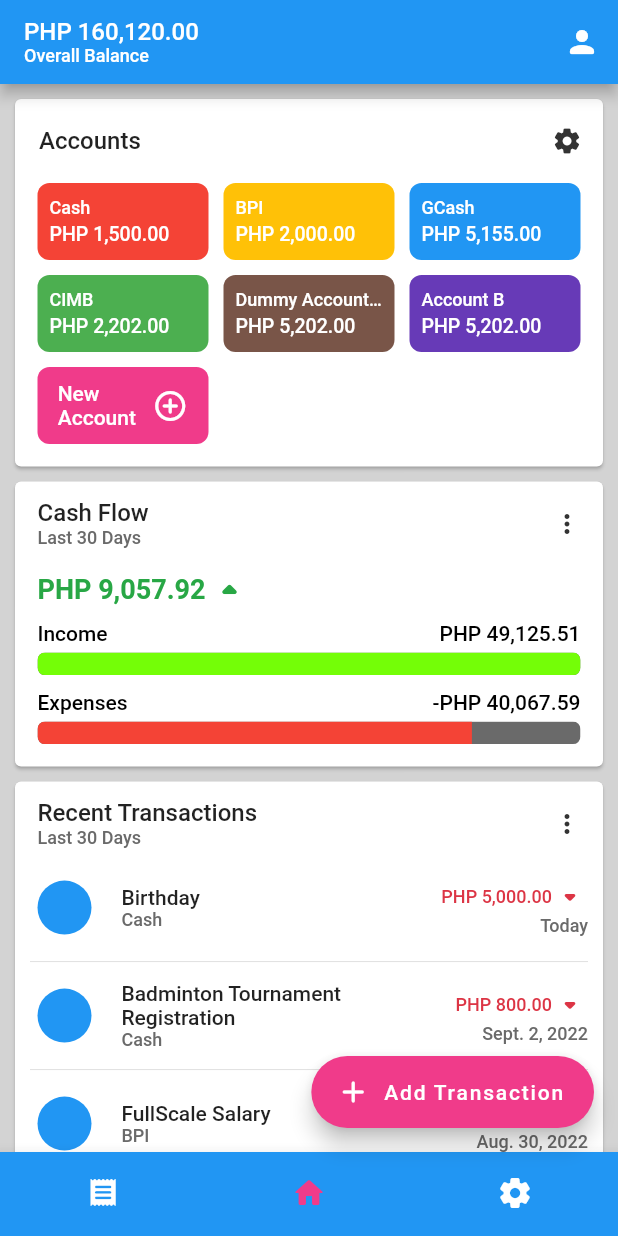
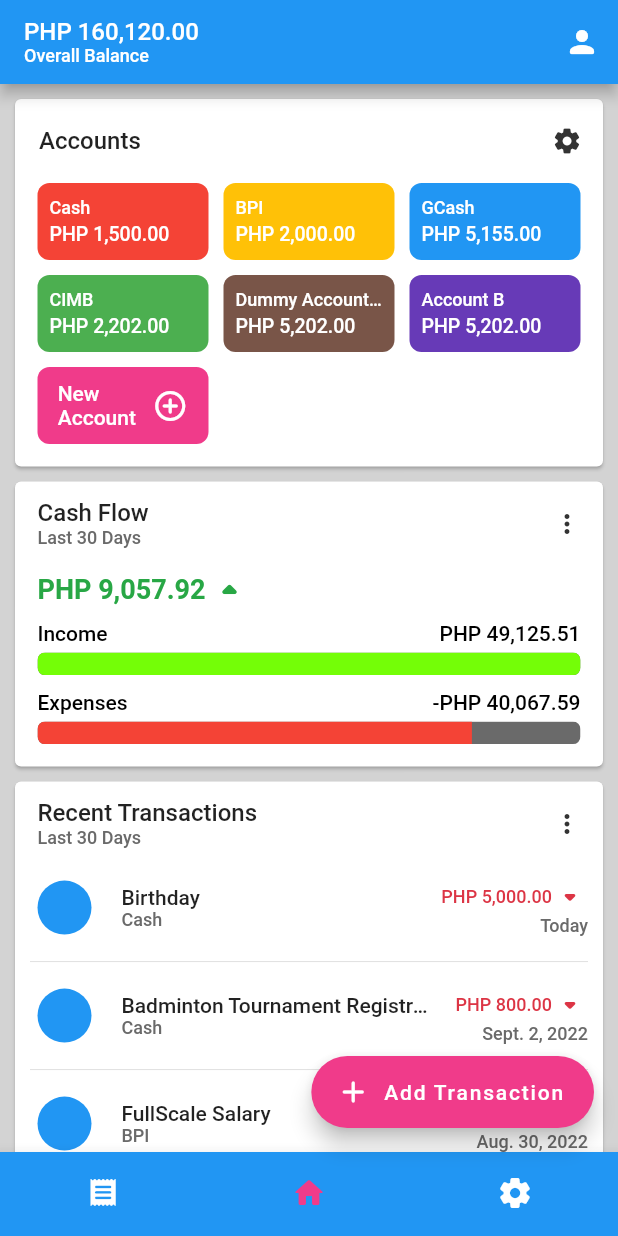
Before and after one commit to joneldominic/personal-finance-management-app, a Flutter app: the screen it shows after launch, on a phone screen of 412 x 824 dp. Run offline on Flutter 3.47's test engine with Material 2 defaults, Android fonts, the light colour scheme and no system bars; our stand-ins replace freezed_annotation, logger, stacked, stacked_core, stacked_services; missing offline and left inert: enum_to_string; generated files the repository leaves out were written again.

Commit message:
Improve Text Theming; Refactored Text Style Related Codes

```diff
--- a/lib/core/utils/text_style_helpers.dart
+++ b/lib/core/utils/text_style_helpers.dart
@@ -1,46 +1,49 @@
 import 'package:flutter/cupertino.dart';
 
-// TODO: Apply this styling on necessary TextStyles
-// Text Styles
-
-// To make it clear which weight we are using, we'll define the weight even for regular
-// fonts
-const TextStyle heading1Style = TextStyle(
-  fontSize: 34,
-  fontWeight: FontWeight.w400,
-);
-
-const TextStyle heading2Style = TextStyle(
-  fontSize: 28,
-  fontWeight: FontWeight.w600,
-);
-
-const TextStyle heading3Style = TextStyle(
-  fontSize: 24,
-  fontWeight: FontWeight.w600,
-);
-
+/// **************************************************************
+/// Theme Text Styles
+/// **************************************************************
 const TextStyle heading4Style = TextStyle(
   fontSize: 14,
   fontWeight: FontWeight.w600,
 );
 
-const TextStyle headlineStyle = TextStyle(
-  fontSize: 30,
-  fontWeight: FontWeight.w700,
+const TextStyle cardTitleStyle = TextStyle(
+  fontSize: 16,
+  fontWeight: FontWeight.w500,
 );
 
-const TextStyle bodyStyle = TextStyle(
-  fontSize: 16,
-  fontWeight: FontWeight.w400,
+const TextStyle cardSubTitleStyle = TextStyle(
+  fontSize: 12,
+  fontWeight: FontWeight.w500,
 );
 
-const TextStyle subheadingStyle = TextStyle(
-  fontSize: 20,
-  fontWeight: FontWeight.w400,
+const TextStyle listItemTitleStyle = TextStyle(
+  fontSize: 14,
+  fontWeight: FontWeight.w500,
 );
 
-const TextStyle captionStyle = TextStyle(
+const TextStyle listItemSubTitleStyle = TextStyle(
   fontSize: 12,
-  fontWeight: FontWeight.w400,
+  fontWeight: FontWeight.w500,
 );
+
+/// **************************************************************
+/// Other Text Styles
+/// **************************************************************
+
+const TextStyle fontSize18 = TextStyle(
+  fontSize: 18,
+);
+
+const TextStyle fontSize16 = TextStyle(
+  fontSize: 16,
+);
+
+const TextStyle fontSize14 = TextStyle(
+  fontSize: 14,
+);
+
+const TextStyle fontSize12 = TextStyle(
+  fontSize: 12,
+);
--- a/lib/ui/components/account_list_item.dart
+++ b/lib/ui/components/account_list_item.dart
@@ -1,5 +1,7 @@
 import 'package:flutter/material.dart';
+import 'package:personal_finance_management_app/core/utils/text_style_helpers.dart';
 import 'package:personal_finance_management_app/ui/themes/custom_theme.dart';
+import 'package:personal_finance_management_app/ui/themes/theme_text.dart';
 
 class AccountListItem extends StatelessWidget {
   const AccountListItem({
@@ -28,21 +30,8 @@ class AccountListItem extends StatelessWidget {
       title: Column(
         crossAxisAlignment: CrossAxisAlignment.start,
         children: [
-          Text(
-            accountName ?? '',
-            style: const TextStyle(
-              fontSize: 16,
-              fontWeight: FontWeight.w500,
-            ),
-          ),
-          Text(
-            amount ?? "",
-            style: TextStyle(
-              fontSize: 12,
-              color: customTheme.customLightGrey,
-              fontWeight: FontWeight.w500,
-            ),
-          ),
+          ThemeText.listItemTitle(accountName ?? ''),
+          ThemeText.listItemSubTitle(amount ?? ''),
         ],
       ),
       trailing: IconButton(
--- a/lib/ui/components/cash_flow_card.dart
+++ b/lib/ui/components/cash_flow_card.dart
@@ -2,6 +2,7 @@ import 'package:flutter/material.dart';
 import 'package:personal_finance_management_app/core/enums/transaction_type.dart';
 import 'package:personal_finance_management_app/core/utils/ui_helpers.dart';
 import 'package:personal_finance_management_app/ui/themes/custom_theme.dart';
+import 'package:personal_finance_management_app/ui/themes/theme_text.dart';
 
 class CashFlowCard extends StatelessWidget {
   const CashFlowCard({
@@ -23,22 +24,9 @@ class CashFlowCard extends StatelessWidget {
               contentPadding: const EdgeInsets.fromLTRB(15, 0, 0, 0),
               title: Column(
                 crossAxisAlignment: CrossAxisAlignment.start,
-                children: [
-                  const Text(
-                    'Cash Flow',
-                    style: TextStyle(
-                      fontSize: 16,
-                      fontWeight: FontWeight.w500,
-                    ),
-                  ),
-                  Text(
-                    'Last 30 Days',
-                    style: TextStyle(
-                      fontSize: 12,
-                      color: customTheme.customLightGrey,
-                      fontWeight: FontWeight.w500,
-                    ),
-                  )
+                children: const [
+                  ThemeText.cardTitle("Cash Flow"),
+                  ThemeText.cardSubTitle('Last 30 Days'),
                 ],
               ),
               trailing: IconButton(
@@ -112,21 +100,13 @@ class CashFlowCard extends StatelessWidget {
         Row(
           mainAxisAlignment: MainAxisAlignment.spaceBetween,
           children: [
-            Text(
+            ThemeText.listItemTitle(
               label,
-              style: TextStyle(
-                fontSize: 14,
-                color: customTheme.primaryTextColor,
-                fontWeight: FontWeight.w500,
-              ),
+              color: customTheme.primaryTextColor,
             ),
-            Text(
+            ThemeText.listItemTitle(
               amount,
-              style: TextStyle(
-                fontSize: 14,
-                color: customTheme.primaryTextColor,
-                fontWeight: FontWeight.w500,
-              ),
+              color: customTheme.primaryTextColor,
             ),
           ],
         ),
--- a/lib/ui/components/category_list_item.dart
+++ b/lib/ui/components/category_list_item.dart
@@ -3,6 +3,7 @@ import 'package:flutter/material.dart';
 import 'package:intl/intl.dart';
 import 'package:personal_finance_management_app/core/enums/category_nature.dart';
 import 'package:personal_finance_management_app/ui/themes/custom_theme.dart';
+import 'package:personal_finance_management_app/ui/themes/theme_text.dart';
 
 class CategoryListItem extends StatelessWidget {
   const CategoryListItem({
@@ -31,22 +32,11 @@ class CategoryListItem extends StatelessWidget {
       title: Column(
         crossAxisAlignment: CrossAxisAlignment.start,
         children: [
-          Text(
-            categoryName,
-            style: const TextStyle(
-              fontSize: 16,
-              fontWeight: FontWeight.w500,
-            ),
-          ),
-          Text(
+          ThemeText.listItemTitle(categoryName),
+          ThemeText.listItemSubTitle(
             toBeginningOfSentenceCase(
               EnumToString.convertToString(categoryNature),
             )!,
-            style: TextStyle(
-              fontSize: 12,
-              color: customTheme.customLightGrey,
-              fontWeight: FontWeight.w500,
-            ),
           ),
         ],
       ),
--- a/lib/ui/components/delete_button.dart
+++ b/lib/ui/components/delete_button.dart
@@ -1,4 +1,5 @@
 import 'package:flutter/material.dart';
+import 'package:personal_finance_management_app/core/utils/text_style_helpers.dart';
 import 'package:personal_finance_management_app/core/utils/ui_helpers.dart';
 
 class DeleteButton extends StatelessWidget {
@@ -17,9 +18,7 @@ class DeleteButton extends StatelessWidget {
       width: screenWidth(context) - 30,
       child: ElevatedButton(
         style: ButtonStyle(
-          textStyle: MaterialStateProperty.all(
-            const TextStyle(fontSize: 18),
-          ),
+          textStyle: MaterialStateProperty.all(fontSize18),
           backgroundColor: MaterialStateProperty.all(Colors.red),
         ),
         onPressed: onPressed,
--- a/lib/ui/components/recent_transactions_card.dart
+++ b/lib/ui/components/recent_transactions_card.dart
@@ -3,6 +3,7 @@ import 'package:personal_finance_management_app/core/enums/transaction_type.dart
 import 'package:personal_finance_management_app/core/utils/ui_helpers.dart';
 import 'package:personal_finance_management_app/ui/components/transaction_list_item.dart';
 import 'package:personal_finance_management_app/ui/themes/custom_theme.dart';
+import 'package:personal_finance_management_app/ui/themes/theme_text.dart';
 
 class RecentTransactionsCard extends StatelessWidget {
   const RecentTransactionsCard({
@@ -22,22 +23,9 @@ class RecentTransactionsCard extends StatelessWidget {
             contentPadding: const EdgeInsets.fromLTRB(15, 0, 0, 0),
             title: Column(
               crossAxisAlignment: CrossAxisAlignment.start,
-              children: [
-                const Text(
-                  'Recent Transactions',
-                  style: TextStyle(
-                    fontSize: 16,
-                    fontWeight: FontWeight.w500,
-                  ),
-                ),
-                Text(
-                  'Last 30 Days',
-                  style: TextStyle(
-                    fontSize: 12,
-                    color: customTheme.customLightGrey,
-                    fontWeight: FontWeight.w500,
-                  ),
-                )
+              children: const [
+                ThemeText.cardTitle("Recent Transactions"),
+                ThemeText.cardSubTitle('Last 30 Days'),
               ],
             ),
             trailing: IconButton(
@@ -90,13 +78,9 @@ class RecentTransactionsCard extends StatelessWidget {
                 Row(
                   mainAxisAlignment: MainAxisAlignment.end,
                   children: [
-                    Text(
+                    ThemeText.listItemSubTitle(
                       'SHOW MORE',
-                      style: TextStyle(
-                        fontSize: 12,
-                        color: customTheme.primaryAccent,
-                        fontWeight: FontWeight.w500,
-                      ),
+                      color: customTheme.primaryAccent,
                     ),
                   ],
                 )
--- a/lib/ui/components/transaction_list_item.dart
+++ b/lib/ui/components/transaction_list_item.dart
@@ -1,6 +1,7 @@
 import 'package:flutter/material.dart';
 import 'package:personal_finance_management_app/core/enums/transaction_type.dart';
 import 'package:personal_finance_management_app/ui/themes/custom_theme.dart';
+import 'package:personal_finance_management_app/ui/themes/theme_text.dart';
 
 class TransactionListItem extends StatelessWidget {
   const TransactionListItem({
@@ -34,21 +35,8 @@ class TransactionListItem extends StatelessWidget {
       title: Column(
         crossAxisAlignment: CrossAxisAlignment.start,
         children: [
-          Text(
-            description ?? "",
-            style: const TextStyle(
-              fontSize: 14,
-              fontWeight: FontWeight.w500,
-            ),
-          ),
-          Text(
-            accountName ?? "",
-            style: TextStyle(
-              fontSize: 12,
-              color: customTheme.customLightGrey,
-              fontWeight: FontWeight.w500,
-            ),
-          ),
+          ThemeText.listItemTitle(description ?? ''),
+          ThemeText.listItemSubTitle(accountName ?? ''),
         ],
       ),
       trailing: FittedBox(
@@ -57,15 +45,11 @@ class TransactionListItem extends StatelessWidget {
           children: [
             Row(
               children: [
-                Text(
-                  amount ?? "",
-                  style: TextStyle(
-                    fontSize: 12,
-                    color: transactionType == TransactionType.expense
-                        ? customTheme.danger
-                        : customTheme.success,
-                    fontWeight: FontWeight.w500,
-                  ),
+                ThemeText.listItemSubTitle(
+                  amount ?? '',
+                  color: transactionType == TransactionType.expense
+                      ? customTheme.danger
+                      : customTheme.success,
                 ),
                 Icon(
                   transactionType == TransactionType.expense
@@ -77,14 +61,7 @@ class TransactionListItem extends StatelessWidget {
                 ),
               ],
             ),
-            Text(
-              timeStamp ?? "",
-              style: TextStyle(
-                fontSize: 12,
-                color: customTheme.customLightGrey,
-                fontWeight: FontWeight.w500,
-              ),
-            ),
+            ThemeText.listItemSubTitle(timeStamp ?? ''),
           ],
         ),
       ),
--- a/lib/ui/themes/custom_theme.dart
+++ b/lib/ui/themes/custom_theme.dart
@@ -20,6 +20,7 @@ class CustomTheme extends ThemeExtension<CustomTheme> {
     required this.avatarBackgroundColor,
     required this.settingsIconColor,
     required this.actionButtonColor,
+    required this.subTitleColor,
   });
 
   final Color? success;
@@ -39,6 +40,7 @@ class CustomTheme extends ThemeExtension<CustomTheme> {
   final Color? avatarBackgroundColor;
   final Color? settingsIconColor;
   final Color? actionButtonColor;
+  final Color? subTitleColor;
 
   @override
   CustomTheme copyWith({
@@ -59,6 +61,7 @@ class CustomTheme extends ThemeExtension<CustomTheme> {
     Color? avatarBackgroundColor,
     Color? settingsIconColor,
     Color? actionButtonColor,
+    Color? subTitleColor,
   }) {
     return CustomTheme(
       success: success ?? this.success,
@@ -83,6 +86,7 @@ class CustomTheme extends ThemeExtension<CustomTheme> {
           avatarBackgroundColor ?? this.avatarBackgroundColor,
       settingsIconColor: settingsIconColor ?? this.settingsIconColor,
       actionButtonColor: actionButtonColor ?? this.actionButtonColor,
+      subTitleColor: subTitleColor ?? this.subTitleColor,
     );
   }
 
@@ -118,6 +122,7 @@ class CustomTheme extends ThemeExtension<CustomTheme> {
           Color.lerp(settingsIconColor, other.settingsIconColor, t),
       actionButtonColor:
           Color.lerp(actionButtonColor, other.actionButtonColor, t),
+      subTitleColor: Color.lerp(subTitleColor, other.subTitleColor, t),
     );
   }
 
@@ -140,6 +145,7 @@ class CustomTheme extends ThemeExtension<CustomTheme> {
       'avatarBackgroundColor: $avatarBackgroundColor, '
       'settingsIconColor: $settingsIconColor, '
       'actionButtonColor: $actionButtonColor, '
+      'subTitleColor: $subTitleColor, '
       ')';
 
   /// ****************************************************************
@@ -163,6 +169,7 @@ class CustomTheme extends ThemeExtension<CustomTheme> {
     avatarBackgroundColor: Color(0xffD3D3D3),
     settingsIconColor: Color(0xff4285F4),
     actionButtonColor: Color(0xff333333),
+    subTitleColor: Color(0xff6a6a6a),
   );
 
   /// ****************************************************************
@@ -186,5 +193,6 @@ class CustomTheme extends ThemeExtension<CustomTheme> {
     avatarBackgroundColor: Color(0xff333333),
     settingsIconColor: Color(0xff4285F4),
     actionButtonColor: Colors.white,
+    subTitleColor: Color(0xffc0c0c0),
   );
 }
--- /dev/null
+++ b/lib/ui/themes/theme_text.dart
@@ -0,0 +1,98 @@
+import 'package:flutter/material.dart';
+import 'package:personal_finance_management_app/core/utils/text_style_helpers.dart';
+import 'package:personal_finance_management_app/ui/themes/custom_theme.dart';
+
+enum ConstructorType {
+  heading4,
+  cardTitle,
+  cardSubTitle,
+  listItemTitle,
+  listItemSubTitle,
+}
+
+class ThemeText extends StatelessWidget {
+  final String text;
+  final TextStyle style;
+  final Color? color;
+  final TextAlign alignment;
+  final ConstructorType constructorType;
+
+  const ThemeText.heading4(
+    this.text, {
+    Key? key,
+    this.color,
+    this.alignment = TextAlign.start,
+  })  : style = heading4Style,
+        constructorType = ConstructorType.heading4,
+        super(key: key);
+
+  const ThemeText.cardTitle(
+    this.text, {
+    Key? key,
+    this.color,
+    this.alignment = TextAlign.start,
+  })  : style = cardTitleStyle,
+        constructorType = ConstructorType.cardTitle,
+        super(key: key);
+
+  const ThemeText.cardSubTitle(
+    this.text, {
+    Key? key,
+    this.color,
+    this.alignment = TextAlign.start,
+  })  : style = cardSubTitleStyle,
+        constructorType = ConstructorType.cardSubTitle,
+        super(key: key);
+
+  const ThemeText.listItemTitle(
+    this.text, {
+    Key? key,
+    this.color,
+    this.alignment = TextAlign.start,
+  })  : style = listItemTitleStyle,
+        constructorType = ConstructorType.listItemTitle,
+        super(key: key);
+
+  const ThemeText.listItemSubTitle(
+    this.text, {
+    Key? key,
+    this.color,
+    this.alignment = TextAlign.start,
+  })  : style = listItemSubTitleStyle,
+        constructorType = ConstructorType.listItemSubTitle,
+        super(key: key);
+
+  @override
+  Widget build(BuildContext context) {
+    final customTheme = Theme.of(context).extension<CustomTheme>()!;
+
+    final TextStyle deferedStyle;
+
+    switch (constructorType) {
+      case ConstructorType.heading4:
+        deferedStyle = color != null ? style.copyWith(color: color) : style;
+        break;
+      case ConstructorType.cardTitle:
+        deferedStyle = color != null ? style.copyWith(color: color) : style;
+        break;
+      case ConstructorType.cardSubTitle:
+        final finalColor = color ?? customTheme.subTitleColor;
+        deferedStyle = style.copyWith(color: finalColor);
+        break;
+      case ConstructorType.listItemTitle:
+        deferedStyle = color != null ? style.copyWith(color: color) : style;
+        break;
+      case ConstructorType.listItemSubTitle:
+        final finalColor = color ?? customTheme.subTitleColor;
+        deferedStyle = style.copyWith(color: finalColor);
+        break;
+    }
+
+    return Text(
+      text,
+      overflow: TextOverflow.ellipsis,
+      style: deferedStyle,
+      textAlign: alignment,
+    );
+  }
+}
--- a/lib/ui/views/account/account_detail/account_detail_view.dart
+++ b/lib/ui/views/account/account_detail/account_detail_view.dart
@@ -1,6 +1,7 @@
 import 'package:flutter/material.dart';
 import 'package:personal_finance_management_app/core/enums/account_enum.dart';
 import 'package:personal_finance_management_app/core/utils/static_item_helpers.dart';
+import 'package:personal_finance_management_app/core/utils/text_style_helpers.dart';
 import 'package:personal_finance_management_app/core/utils/ui_helpers.dart';
 import 'package:personal_finance_management_app/ui/components/custom_app_bar.dart';
 import 'package:personal_finance_management_app/ui/components/custom_color_picker.dart';
@@ -219,7 +220,7 @@ class AccountDetailView extends StatelessWidget with $AccountDetailView {
     return RadioListTile<BalanceUpdateType>(
         title: Text(
           title,
-          style: const TextStyle(fontSize: 14),
+          style: fontSize14,
         ),
         value: value,
         groupValue: groupValue,
--- a/lib/ui/views/account/accounts_card/accounts_card_view.dart
+++ b/lib/ui/views/account/accounts_card/accounts_card_view.dart
@@ -1,6 +1,7 @@
 import 'package:flutter/material.dart';
 import 'package:personal_finance_management_app/ui/components/account_thumbnail.dart';
 import 'package:personal_finance_management_app/ui/themes/custom_theme.dart';
+import 'package:personal_finance_management_app/ui/themes/theme_text.dart';
 import 'package:personal_finance_management_app/ui/views/account/accounts_card/accounts_card_viewmodel.dart';
 import 'package:stacked/stacked.dart';
 
@@ -22,13 +23,7 @@ class AccountsCard extends StatelessWidget {
           children: <Widget>[
             ListTile(
               contentPadding: const EdgeInsets.fromLTRB(16, 0, 0, 0),
-              title: const Text(
-                'Accounts',
-                style: TextStyle(
-                  fontSize: 16,
-                  fontWeight: FontWeight.w500,
-                ),
-              ),
+              title: const ThemeText.cardTitle("Accounts"),
               trailing: IconButton(
                 icon: Icon(
                   Icons.settings_rounded,
--- a/lib/ui/views/main/main_view.dart
+++ b/lib/ui/views/main/main_view.dart
@@ -1,8 +1,10 @@
 import 'package:flutter/material.dart';
 import 'package:personal_finance_management_app/core/assets/custom_icons.dart';
+import 'package:personal_finance_management_app/core/utils/text_style_helpers.dart';
 import 'package:personal_finance_management_app/ui/components/custom_app_bar.dart';
 import 'package:personal_finance_management_app/ui/components/custom_floating_action_button.dart';
 import 'package:personal_finance_management_app/ui/themes/custom_theme.dart';
+import 'package:personal_finance_management_app/ui/themes/theme_text.dart';
 import 'package:personal_finance_management_app/ui/views/home/home_view.dart';
 import 'package:personal_finance_management_app/ui/views/settings/settings_view.dart';
 import 'package:personal_finance_management_app/ui/views/transaction/transaction_list/transaction_list_view.dart';
@@ -104,14 +106,8 @@ class MainView extends StatelessWidget {
       title: Column(
         crossAxisAlignment: CrossAxisAlignment.start,
         children: const [
-          Text(
-            "PHP 160,120.00",
-            style: TextStyle(fontSize: 16),
-          ),
-          Text(
-            "Overall Balance",
-            style: TextStyle(fontSize: 12),
-          ),
+          Text("PHP 160,120.00", style: fontSize16),
+          Text("Overall Balance", style: fontSize12),
         ],
       ),
       actions: <Widget>[
--- a/lib/ui/views/settings/settings_view.dart
+++ b/lib/ui/views/settings/settings_view.dart
@@ -2,6 +2,7 @@ import 'package:flutter/material.dart';
 import 'package:personal_finance_management_app/core/utils/text_style_helpers.dart';
 import 'package:personal_finance_management_app/core/utils/ui_helpers.dart';
 import 'package:personal_finance_management_app/ui/themes/custom_theme.dart';
+import 'package:personal_finance_management_app/ui/themes/theme_text.dart';
 import 'package:personal_finance_management_app/ui/views/settings/settings_viewmodel.dart';
 import 'package:stacked/stacked.dart';
 
@@ -42,9 +43,8 @@ class SettingsView extends StatelessWidget {
                               color: customTheme.settingsIconColor,
                             ),
                           ),
-                          title: const Text(
-                            'Jonel Dominic Tapang',
-                            style: heading4Style,
+                          title: const ThemeText.heading4(
+                            "Jonel Dominic Tapang",
                           ),
                           trailing: IconButton(
                             iconSize: 28,
@@ -82,9 +82,8 @@ class SettingsView extends StatelessWidget {
                     _buildCard(
                       children: [
                         SwitchListTile(
-                          title: const Text(
+                          title: const ThemeText.heading4(
                             'Dark Mode',
-                            style: heading4Style,
                           ),
                           secondary: SizedBox(
                             width: 44,
@@ -138,10 +137,7 @@ class SettingsView extends StatelessWidget {
           color: theme.settingsIconColor,
         ),
       ),
-      title: Text(
-        title,
-        style: heading4Style,
-      ),
+      title: ThemeText.heading4(title),
       trailing: IconButton(
         iconSize: 28,
         color: theme.actionButtonColor,
```
